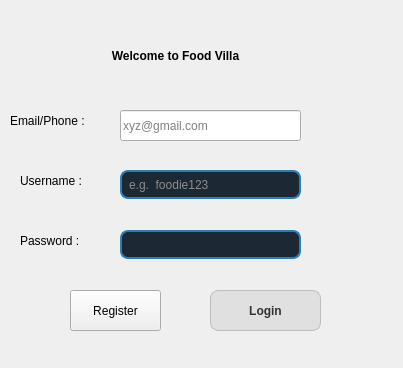
Before: the Qt Designer form logindialog.ui in piyushagarwal0317-crypto/Food_Order, drawn with Qt 5.
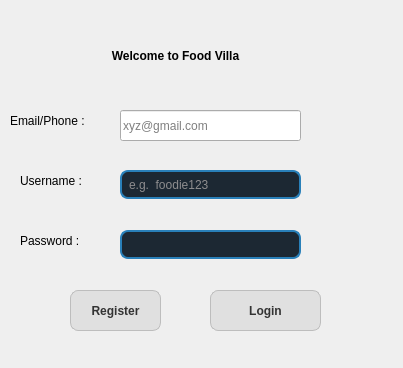
After: the same form once the commit is applied. Icons and pictures are not drawn.

Commit message: done qr and background

```diff
--- a/logindialog.ui
+++ b/logindialog.ui
@@ -254,6 +254,16 @@
      <height>41</height>
     </rect>
    </property>
+   <property name="styleSheet">
+    <string notr="true">QPushButton {
+    background-color: #E0E0E0; /* A nice, light faded gray */
+    color: #333333; /* Dark gray text so it's easy to read */
+    font-weight: bold;
+    border-radius: 8px;
+    padding: 8px;
+    border: 1px solid #BDBDBD; /* Adds a very subtle outline */
+}</string>
+   </property>
    <property name="text">
     <string>Register</string>
    </property>
```
Left out of the diff: 8 changed lines with no effect on the pictures. The commit also changes 20 other files.
